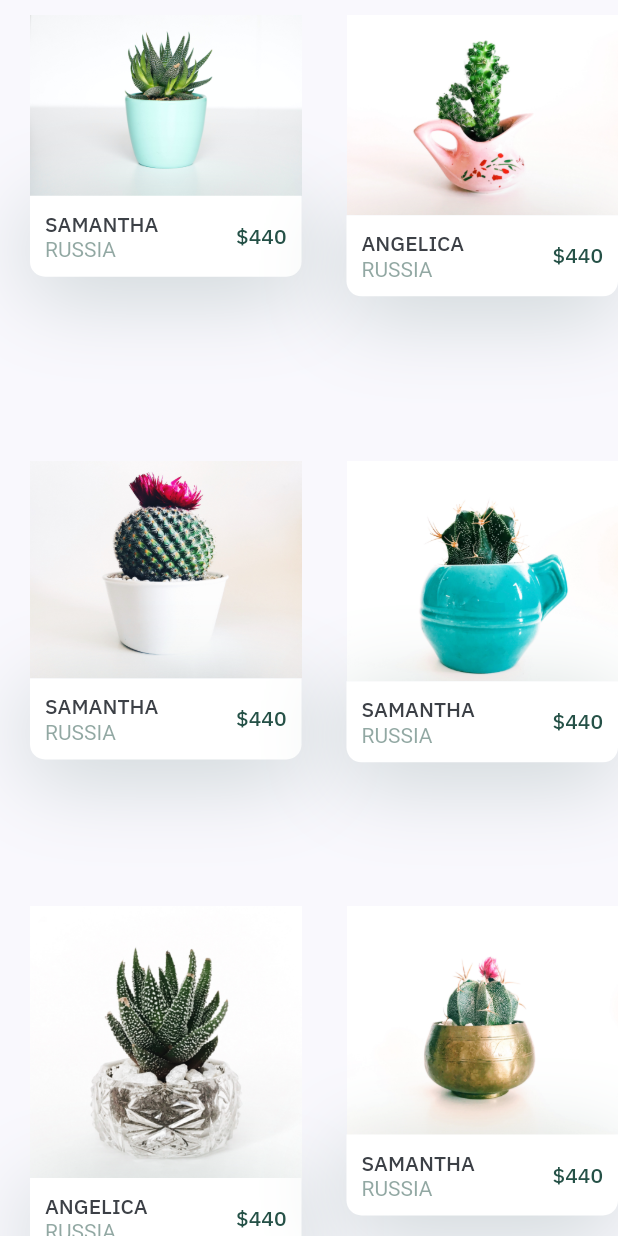
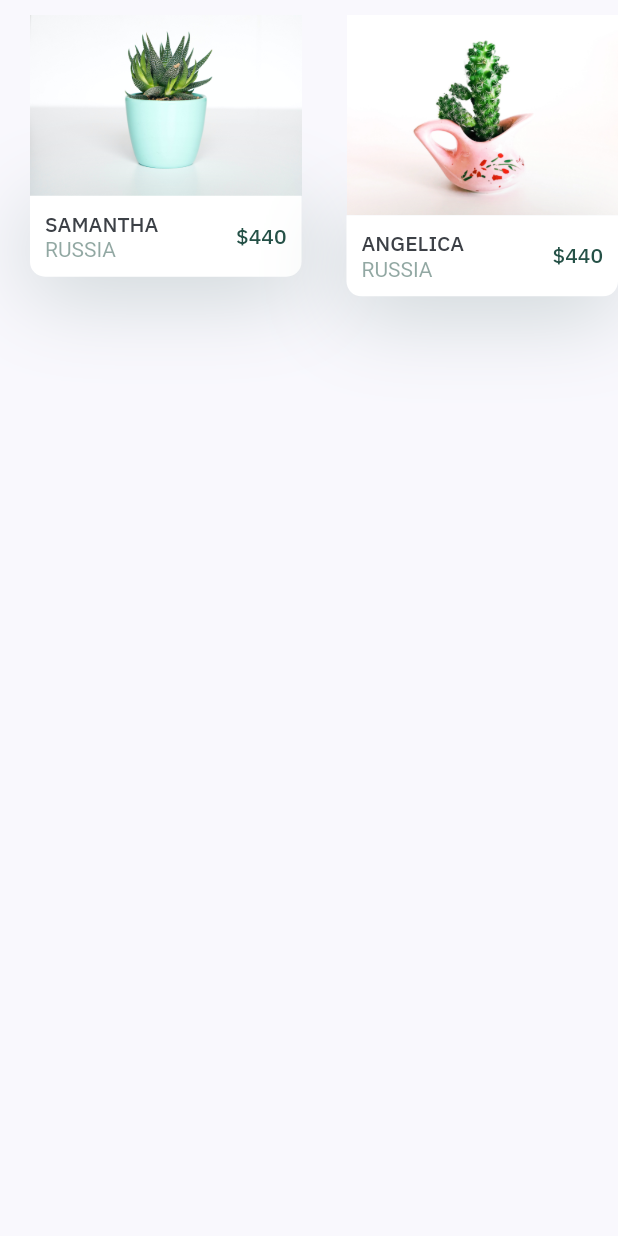
Before and after one commit to KChristelle/plant_project_summative, a Flutter app: the FeaturedPlants widget shown alone on an empty page, opened directly, on a phone screen of 412 x 824 dp. Run offline on Flutter 3.47's test engine with Material 2 defaults, Android fonts, the phone set to English and light mode, and no system bars; our stand-ins replace google_fonts.

Commit message:
Fix gridview and listview errors

```diff
--- a/lib/data/data.dart
+++ b/lib/data/data.dart
@@ -1,6 +1,3 @@
-import 'package:flutter/cupertino.dart';
-import 'package:flutter/material.dart';
-import 'package:plant_growth_tracking_app/screens/details/details.dart';
 import 'package:plant_growth_tracking_app/screens/home/components/plantCard.dart';
 
 List<PlantCard> plants = [
@@ -32,13 +29,13 @@ List<PlantCard> plants = [
     price: 440,
     // press: () {},
   ),
-  PlantCard(
-    image: "assets/img5.jpg",
-    title: "Angelica",
-    country: "Russia",
-    price: 440,
-    // press: () {},
-  ),
+  // PlantCard(
+  //   image: "assets/img5.jpg",
+  //   title: "Angelica",
+  //   country: "Russia",
+  //   price: 440,
+  //   // press: () {},
+  // ),
   PlantCard(
     image: "assets/img6.jpg",
     title: "Samantha",
@@ -53,11 +50,11 @@ List<PlantCard> plants = [
     price: 440,
     // press: () {},
   ),
-  PlantCard(
-    image: "assets/img8.jpg",
-    title: "Samantha",
-    country: "Russia",
-    price: 440,
-    // press: () {},
-  ),
+  // PlantCard(
+  //   image: "assets/img8.jpg",
+  //   title: "Samantha",
+  //   country: "Russia",
+  //   price: 440,
+  //   // press: () {},
+  // ),
 ];
--- a/lib/screens/home/components/featured.dart
+++ b/lib/screens/home/components/featured.dart
@@ -5,7 +5,9 @@ import 'package:plant_growth_tracking_app/resources/constants.dart';
 class FeaturedPlants extends StatelessWidget {
   @override
   Widget build(BuildContext context) {
-    return Center(
+    return Container(
+      child: SizedBox(
+        height: 300,
         child: GridView.builder(
           itemCount: plants.length,
           gridDelegate: SliverGridDelegateWithFixedCrossAxisCount(
@@ -18,6 +20,7 @@ class FeaturedPlants extends StatelessWidget {
             return plants[index];
           },
         ),
+      ),
     );
   }
 }
--- a/lib/screens/home/components/plantCard.dart
+++ b/lib/screens/home/components/plantCard.dart
@@ -26,7 +26,12 @@ class PlantCard extends StatelessWidget {
       width: size.width * 0.4,
       child: Column(
         children: <Widget>[
-          Image.asset(image),
+          Image.asset(
+            image,
+            // fit: BoxFit.scaleDown,
+            // width: 200.0,
+            // height: 150.0,
+          ),
           GestureDetector(
             onTap: () {
               Navigator.push(
--- a/lib/screens/home/components/trending.dart
+++ b/lib/screens/home/components/trending.dart
@@ -10,6 +10,8 @@ class RecomendsPlants extends StatelessWidget {
   @override
   Widget build(BuildContext context) {
     return Container(
+      child: SizedBox(
+        height: 300,
         child: ListView.builder(
           itemCount: plants.length,
           scrollDirection: Axis.horizontal,
@@ -25,6 +27,7 @@ class RecomendsPlants extends StatelessWidget {
             );
           },
         ),
+      ),
     );
   }
 }
--- a/lib/screens/home/homePage.dart
+++ b/lib/screens/home/homePage.dart
@@ -22,6 +22,8 @@ class _HomePageState extends State<HomePage> {
     // fast, so that you can just rebuild anything that needs updating rather
     // than having to individually change instances of widgets.
     return Scaffold(
+      // backgroundColor: Colors.red,
+
       appBar: buildAppBar(),
       drawer: buildNavDrawer(),
       body: Plants(),
```
Lines whose indentation alone changed are shown as unchanged.
